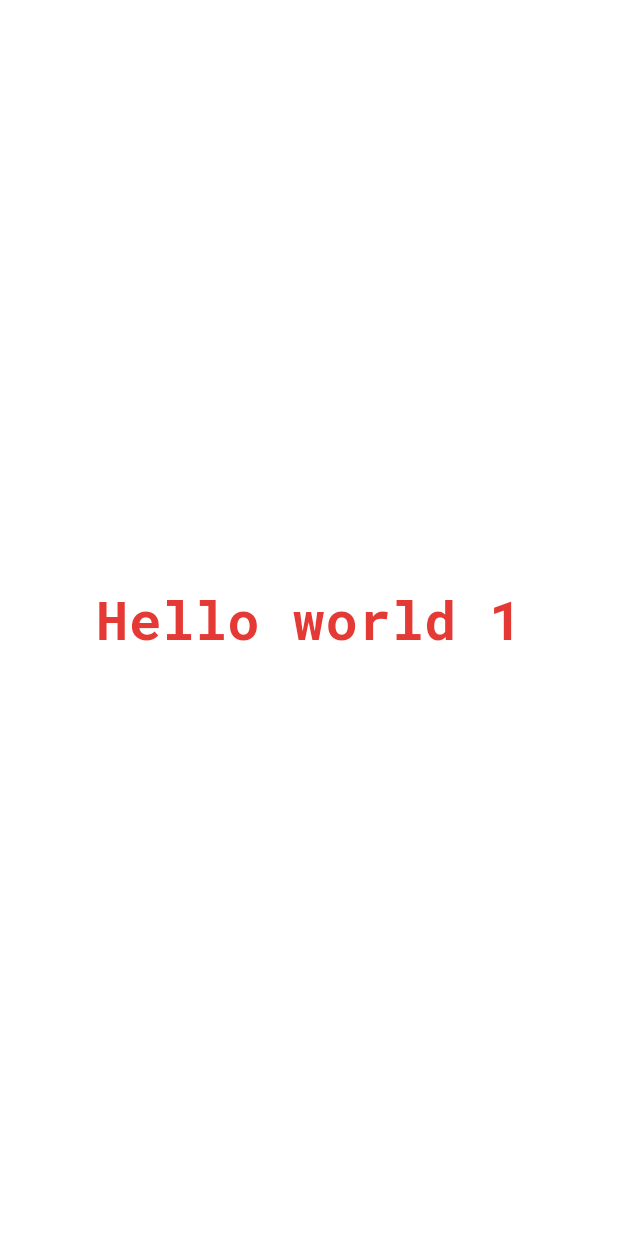
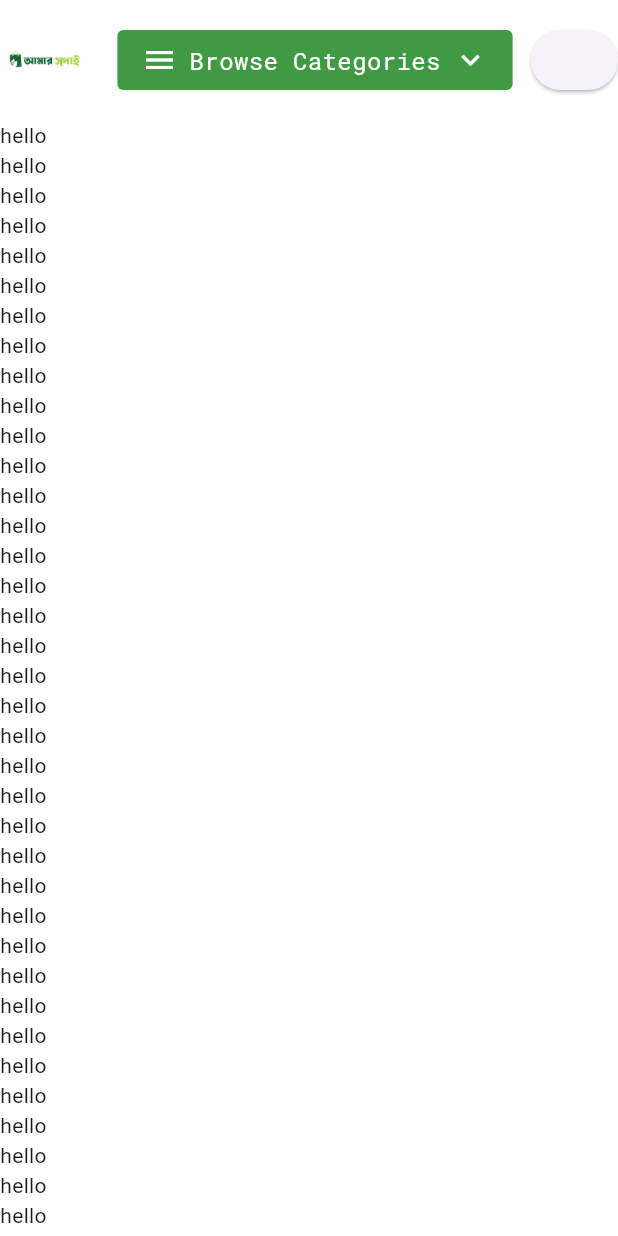
Before and after one commit to Hasib-39/Amar-Shodai, a Flutter app: the screen it shows after launch, on a phone screen of 412 x 824 dp. Run offline on Flutter 3.47's test engine with Material 3 defaults, Android fonts, the phone set to English and light mode, and no system bars; our stand-ins replace google_fonts.

Commit message:
home header image and browse categories button added

```diff
--- a/lib/screens/home_screen.dart
+++ b/lib/screens/home_screen.dart
@@ -1,4 +1,6 @@
+import 'package:amar_shodai/widgets/home_screen_header.dart';
 import 'package:flutter/material.dart';
+import 'package:flutter/rendering.dart';
 
 import '../utils/theme.dart';
 
@@ -8,9 +10,15 @@ class HomeScreen extends StatelessWidget {
   @override
   Widget build(BuildContext context) {
     return Scaffold(
-      body: Center(
-        child: Text("Hello world 1", style: lightMode.textTheme.titleLarge,),
-
+      body: Column(
+        children: [
+          HomeScreenHeader(),
+          Expanded(
+            child: ListView.builder(itemCount: 100,itemBuilder: (context, index){
+              return Text("hello");
+            }),
+          ),
+        ],
       ),
     );
   }
--- a/lib/utils/theme.dart
+++ b/lib/utils/theme.dart
@@ -5,6 +5,9 @@ ThemeData lightMode = ThemeData(
   brightness: Brightness.light,
   primaryColor: Color(0xff409a44),
   scaffoldBackgroundColor: Colors.white,
+  iconTheme: IconThemeData(
+    color: Colors.white
+  ),
   textTheme: TextTheme(
     // section titles
     titleLarge: GoogleFonts.robotoMono(
@@ -18,6 +21,11 @@ ThemeData lightMode = ThemeData(
       fontWeight: FontWeight.bold,
       fontSize: 18,
     ),
+    // buttons
+      labelSmall: GoogleFonts.robotoMono(
+        color: Colors.white,
+        fontSize: 16,
+      ),
     // card title, footer titles
     titleSmall: GoogleFonts.robotoMono(
       color: Colors.black,
--- /dev/null
+++ b/lib/widgets/category_drop_down.dart
@@ -0,0 +1,78 @@
+import 'package:amar_shodai/utils/resonsive_helper.dart';
+import 'package:flutter/material.dart';
+import 'package:amar_shodai/utils/theme.dart';
+
+class CategoryDropdown extends StatefulWidget {
+  const CategoryDropdown({super.key});
+
+  @override
+  _CategoryDropdownState createState() => _CategoryDropdownState();
+}
+
+class _CategoryDropdownState extends State<CategoryDropdown> {
+  final List<String> categories = [
+    "Fish & Seafood",
+    "Steaks & Fillets",
+    "Chicken & Duck",
+    "Beef & Mutton",
+    "Combo Pack",
+    "Dried Fish",
+    "Marinated & Cooked",
+    "Pasta & Spice",
+  ];
+
+  bool isOpen = false;
+
+  @override
+  Widget build(BuildContext context) {
+    final screenWidth = MediaQuery.of(context).size.width;
+    return Container(
+      padding: const EdgeInsets.symmetric(horizontal: 12, vertical: 4),
+      decoration: BoxDecoration(
+        borderRadius: BorderRadius.circular(8),
+      ),
+      child: StatefulBuilder(
+        builder: (context, setStateSB) {
+          return PopupMenuButton<String>(
+            onOpened: () => setStateSB(() => isOpen = true),
+            onCanceled: () => setStateSB(() => isOpen = false),
+            onSelected: (String value) {
+              setStateSB(() => isOpen = false);
+              // TODO: apply sorting/filtering using `value`
+            },
+            itemBuilder: (BuildContext context) {
+              return categories.map((String category) {
+                return PopupMenuItem<String>(
+                  value: category,
+                  child: Text(category),
+                );
+              }).toList();
+            },
+            child: Container(
+              constraints: const BoxConstraints(maxWidth: 280),
+              decoration: BoxDecoration(
+                color: lightMode.primaryColor,
+                borderRadius: BorderRadius.circular(4),
+              ),
+              child: Padding(
+                padding: const EdgeInsets.symmetric(vertical: 8, horizontal: 16),
+                child: Row(
+                  mainAxisSize: MainAxisSize.min,
+                  children: [
+                    const Icon(Icons.menu, color: Colors.white,),
+                    const SizedBox(width: 8),
+                    Text("Browse Categories", style: lightMode.textTheme.labelSmall,),
+                    const SizedBox(width: 8),
+                    Icon(isOpen
+                        ? Icons.keyboard_arrow_up
+                        : Icons.keyboard_arrow_down, color: Colors.white,),
+                  ],
+                ),
+              ),
+            ),
+          );
+        },
+      ),
+    );
+  }
+}
--- a/lib/widgets/home_screen_app_bar.dart
+++ /dev/null
@@ -1,14 +0,0 @@
-import 'package:flutter/material.dart';
-
-class HomeScreenAppBar extends StatelessWidget {
-  const HomeScreenAppBar({super.key});
-
-  @override
-  Widget build(BuildContext context) {
-    return Row(
-      children: [
-
-      ],
-    );
-  }
-}
--- /dev/null
+++ b/lib/widgets/home_screen_header.dart
@@ -0,0 +1,32 @@
+import 'package:amar_shodai/utils/resonsive_helper.dart';
+import 'package:amar_shodai/widgets/category_drop_down.dart';
+import 'package:flutter/material.dart';
+
+class HomeScreenHeader extends StatelessWidget {
+  const HomeScreenHeader({super.key});
+
+  @override
+  Widget build(BuildContext context) {
+    return Container(
+      height: 80,
+      decoration: BoxDecoration(
+          color: Colors.white
+      ),
+      child: Row(
+        mainAxisAlignment: MainAxisAlignment.spaceBetween,
+        children: [
+          Expanded(flex:1,child: Image.asset(height: 56, "assets/images/logo.png")),
+          SizedBox(width: 8,),
+          ResponsiveWidget(
+            mobile: SizedBox(width: 1,),
+            tab: Expanded(flex: 1,child: CategoryDropdown()),
+            desktop: Expanded(flex: 1,child: CategoryDropdown()),
+          ),
+
+          Expanded(flex: 1,child: ElevatedButton(onPressed: (){}, child: Row()))
+        ],
+      ),
+    );
+  }
+
+}
```
